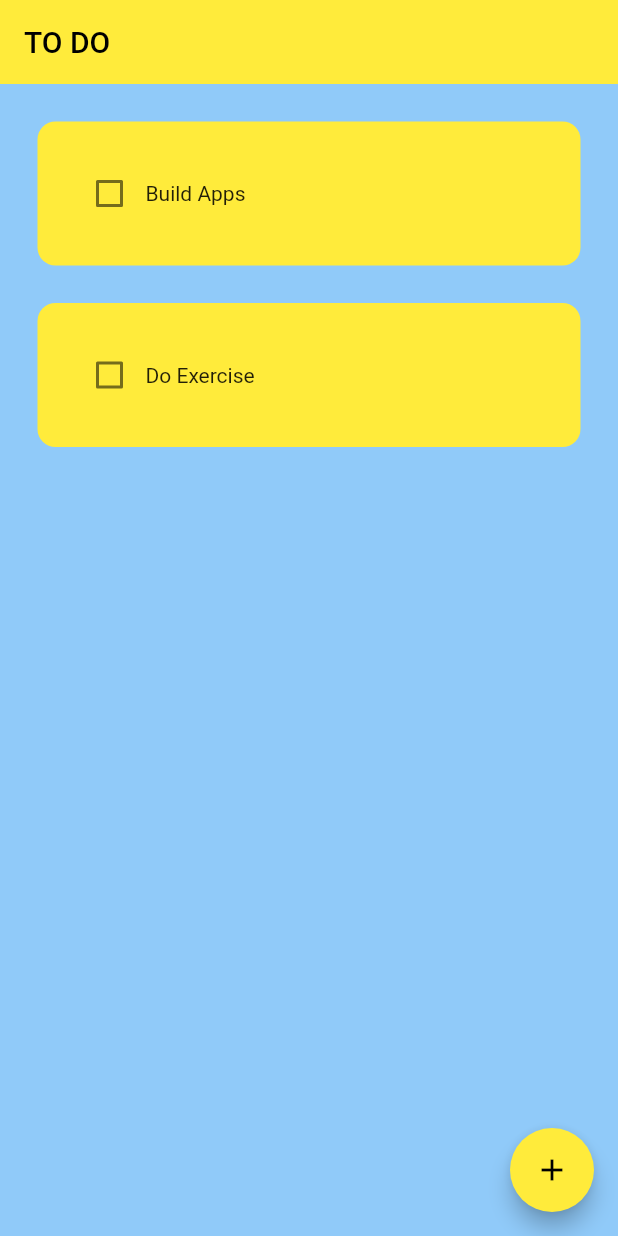
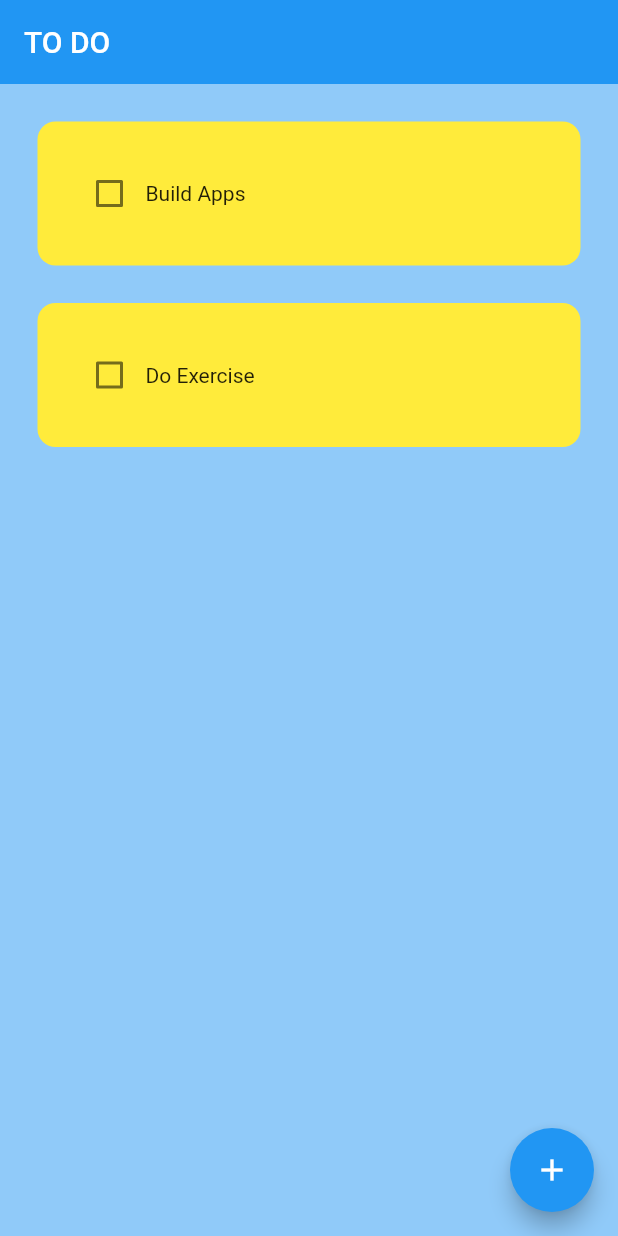
Before and after one commit to Rusilo/ToDoApp, a Flutter app: the screen it shows after launch, on a phone screen of 412 x 824 dp. Run offline on Flutter 3.47's test engine with Material 2 defaults, Android fonts, the phone set to English and light mode, and no system bars; drawn by our look-alikes of flutter_slidable; our stand-ins replace hive_flutter; accounts and stored records are empty.

Commit message:
second commit

```diff
--- a/lib/main.dart
+++ b/lib/main.dart
@@ -21,7 +21,7 @@ class MyApp extends StatelessWidget {
     return MaterialApp(
       debugShowCheckedModeBanner: false,
       home: const HomePage(),
-      theme: ThemeData(primarySwatch: Colors.yellow),
+      theme: ThemeData(primarySwatch: Colors.blue),
     );
   }
 }
```
